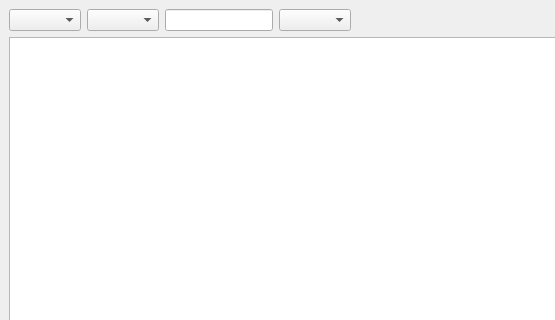
First picture: the form in frontend/mainwindow.ui, repository disorderedmaterials/jv2, before the edit; both pictures show x 0 to 555 and y 0 to 320 of the 813 by 603 pixel window.
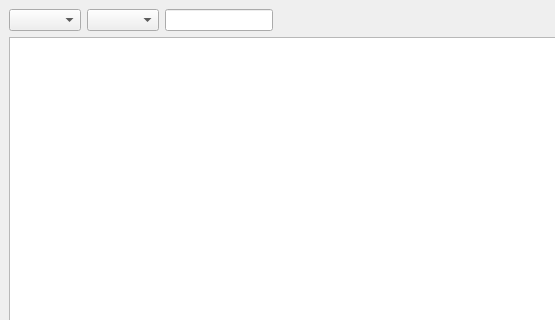
Second picture: the form after the edit.

Commit message: revert function

```diff
--- a/frontend/mainwindow.ui
+++ b/frontend/mainwindow.ui
@@ -70,22 +70,6 @@
           </property>
          </widget>
         </item>
-        <item>
-         <widget class="QComboBox" name="keysBox">
-          <property name="sizePolicy">
-           <sizepolicy hsizetype="Preferred" vsizetype="Fixed">
-            <horstretch>0</horstretch>
-            <verstretch>0</verstretch>
-           </sizepolicy>
-          </property>
-          <property name="insertPolicy">
-           <enum>QComboBox::InsertAtTop</enum>
-          </property>
-          <property name="sizeAdjustPolicy">
-           <enum>QComboBox::AdjustToContents</enum>
-          </property>
-         </widget>
-        </item>
         <item>
          <spacer name="horizontalSpacer">
           <property name="orientation">
```
The commit also changes 2 other files.
